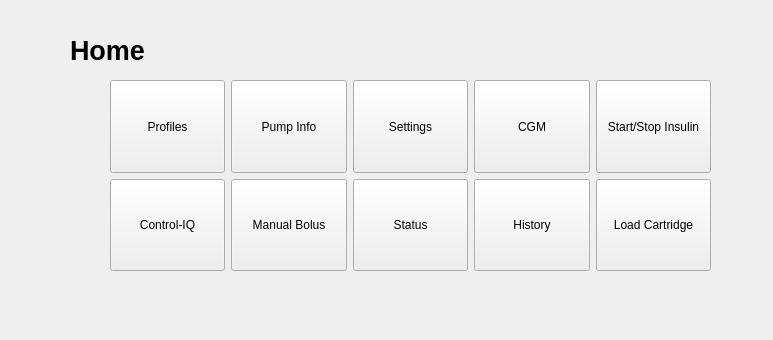
This is app/HomePage.ui in JunYYZ/comp3004 as Qt 5 draws it before an edit. The edited form follows.
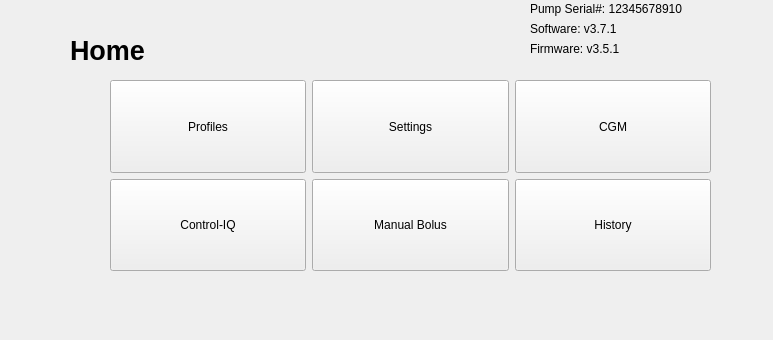
This is the edited form.

The edit to the form file:
```diff
--- a/app/HomePage.ui
+++ b/app/HomePage.ui
@@ -70,19 +70,6 @@
       </property>
      </widget>
     </item>
-    <item row="1" column="2">
-     <widget class="QPushButton" name="btnStatus">
-      <property name="sizePolicy">
-       <sizepolicy hsizetype="Expanding" vsizetype="Expanding">
-        <horstretch>0</horstretch>
-        <verstretch>0</verstretch>
-       </sizepolicy>
-      </property>
-      <property name="text">
-       <string>Status</string>
-      </property>
-     </widget>
-    </item>
     <item row="1" column="1">
      <widget class="QPushButton" name="btnBolus">
       <property name="sizePolicy">
@@ -96,7 +83,20 @@
       </property>
      </widget>
     </item>
-    <item row="0" column="2">
+    <item row="1" column="2">
+     <widget class="QPushButton" name="btnHistory">
+      <property name="sizePolicy">
+       <sizepolicy hsizetype="Expanding" vsizetype="Expanding">
+        <horstretch>0</horstretch>
+        <verstretch>0</verstretch>
+       </sizepolicy>
+      </property>
+      <property name="text">
+       <string>History</string>
+      </property>
+     </widget>
+    </item>
+    <item row="0" column="1">
      <widget class="QPushButton" name="btnSettings">
       <property name="sizePolicy">
        <sizepolicy hsizetype="Expanding" vsizetype="Expanding">
@@ -109,20 +109,7 @@
       </property>
      </widget>
     </item>
-    <item row="0" column="1">
-     <widget class="QPushButton" name="btnPumpInfo">
-      <property name="sizePolicy">
-       <sizepolicy hsizetype="Expanding" vsizetype="Expanding">
-        <horstretch>0</horstretch>
-        <verstretch>0</verstretch>
-       </sizepolicy>
-      </property>
-      <property name="text">
-       <string>Pump Info</string>
-      </property>
-     </widget>
-    </item>
-    <item row="0" column="3">
+    <item row="0" column="2">
      <widget class="QPushButton" name="btnGraph">
       <property name="sizePolicy">
        <sizepolicy hsizetype="Expanding" vsizetype="Expanding">
@@ -135,47 +122,47 @@
       </property>
      </widget>
     </item>
-    <item row="1" column="3">
-     <widget class="QPushButton" name="btnHistory">
-      <property name="sizePolicy">
-       <sizepolicy hsizetype="Expanding" vsizetype="Expanding">
-        <horstretch>0</horstretch>
-        <verstretch>0</verstretch>
-       </sizepolicy>
-      </property>
-      <property name="text">
-       <string>History</string>
-      </property>
-     </widget>
-    </item>
-    <item row="1" column="4">
-     <widget class="QPushButton" name="btnLoadCartridge">
-      <property name="sizePolicy">
-       <sizepolicy hsizetype="Expanding" vsizetype="Expanding">
-        <horstretch>0</horstretch>
-        <verstretch>0</verstretch>
-       </sizepolicy>
-      </property>
-      <property name="text">
-       <string>Load Cartridge</string>
-      </property>
-     </widget>
-    </item>
-    <item row="0" column="4">
-     <widget class="QPushButton" name="btnInsulin">
-      <property name="sizePolicy">
-       <sizepolicy hsizetype="Expanding" vsizetype="Expanding">
-        <horstretch>0</horstretch>
-        <verstretch>0</verstretch>
-       </sizepolicy>
-      </property>
-      <property name="text">
-       <string>Start/Stop Insulin</string>
-      </property>
-     </widget>
-    </item>
    </layout>
   </widget>
+  <widget class="QLabel" name="lblSerial">
+   <property name="geometry">
+    <rect>
+     <x>530</x>
+     <y>0</y>
+     <width>211</width>
+     <height>17</height>
+    </rect>
+   </property>
+   <property name="text">
+    <string>Pump Serial#: 12345678910</string>
+   </property>
+  </widget>
+  <widget class="QLabel" name="lblSoft">
+   <property name="geometry">
+    <rect>
+     <x>530</x>
+     <y>20</y>
+     <width>211</width>
+     <height>17</height>
+    </rect>
+   </property>
+   <property name="text">
+    <string>Software: v3.7.1</string>
+   </property>
+  </widget>
+  <widget class="QLabel" name="lblFirm">
+   <property name="geometry">
+    <rect>
+     <x>530</x>
+     <y>40</y>
+     <width>211</width>
+     <height>17</height>
+    </rect>
+   </property>
+   <property name="text">
+    <string>Firmware: v3.5.1</string>
+   </property>
+  </widget>
  </widget>
  <resources/>
  <connections/>
```
